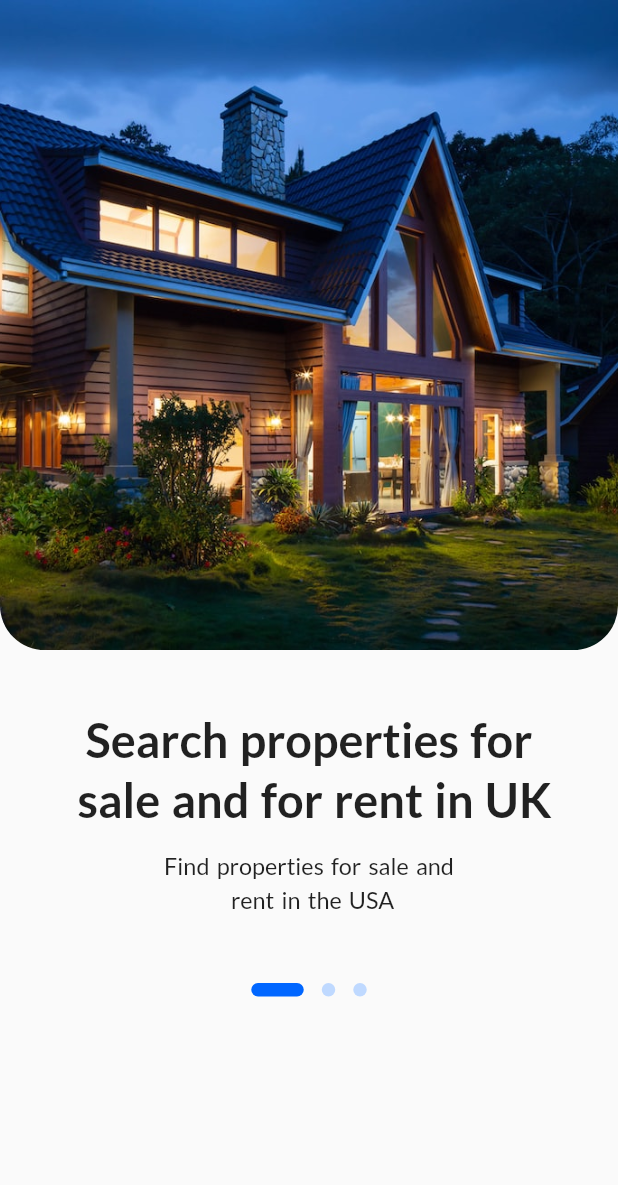
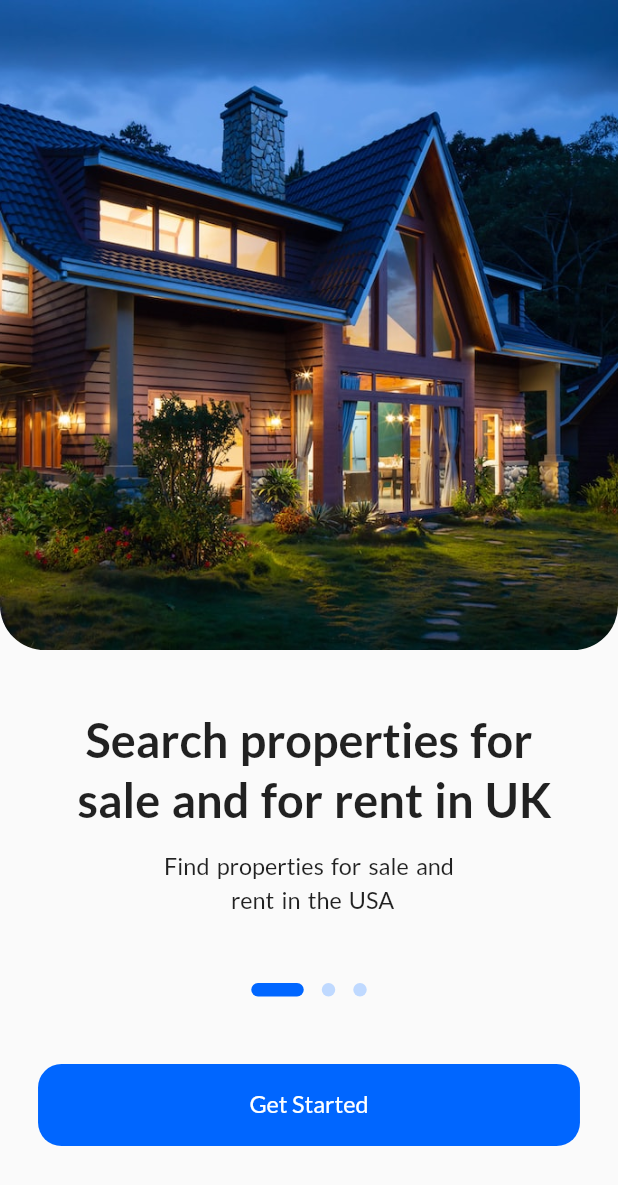
Before and after one commit to sadman-ichha/Royel-Property, a Flutter app: the screen it shows after launch, on a phone screen of 412 x 824 dp. Shown: the top 1185 px of the screen. Run offline on Flutter 3.47's test engine with Material 2 defaults, Android fonts, the phone set to English and light mode, and no system bars; drawn by our look-alikes of dots_indicator; our stand-ins replace flutter_screenutil, get, google_fonts.

Commit message:
sign uo Screen

```diff
--- a/lib/const/app_colors.dart
+++ b/lib/const/app_colors.dart
@@ -3,4 +3,6 @@ import 'package:flutter/material.dart';
 class AppColors {
   static const scaffoldBackgroundColor = Color(0xFFFFFFFF);
   static const appBlueColor = Color(0xFF0066FF);
+  static const culturedColor = Color(0xFFF7F7F9);
+   static const textColor = Color(0xFF1B1E28);
 }
--- a/lib/const/app_images.dart
+++ b/lib/const/app_images.dart
@@ -1,4 +1,7 @@
 class AppImages {
   static const splashImage = "assets/files/Splash.gif";
-  static const  onboardingImage = "assets/images/onboarding .jpg";
+  static const onboardingImage = "assets/images/onboarding.jpg";
+  static const  fbLogo = "assets/logo/facebook.png";
+  static const instraLogo = "assets/logo/instagram.png";
+  static const twitterLogo = "assets/logo/twitter.png";
 }
--- a/lib/routes/route.dart
+++ b/lib/routes/route.dart
@@ -2,8 +2,13 @@ import 'package:get/get.dart';
 import 'package:royal_property/ui/views/onboarding_screen.dart';
 import 'package:royal_property/ui/views/splash_screen.dart';
 
+import '../ui/views/login_screen.dart';
+import '../ui/views/signup_button.dart';
+
 const String splash = "/splash-screen";
 const String onboarding = "/onboarding-screen";
+const String signup = "/signup-screen";
+const String login = "/login-screen";
 
 List<GetPage> getPages = [
   GetPage(
@@ -14,4 +19,12 @@ List<GetPage> getPages = [
     name: onboarding,
     page: () => OnBoardingScreen(),
   ),
+  GetPage(
+    name: signup,
+    page: () => SignUpScreen(),
+  ),
+  GetPage(
+    name: login,
+    page: () => LogInScreen(),
+  ),
 ];
--- a/lib/ui/views/onboarding_screen.dart
+++ b/lib/ui/views/onboarding_screen.dart
@@ -1,8 +1,11 @@
 import 'package:dots_indicator/dots_indicator.dart';
 import 'package:flutter/material.dart';
 import 'package:flutter_screenutil/flutter_screenutil.dart';
+import 'package:get/get.dart';
 import 'package:royal_property/const/app_colors.dart';
 import 'package:royal_property/const/app_images.dart';
+import 'package:royal_property/routes/route.dart';
+import 'package:royal_property/ui/widgets/blue_button.dart';
 
 class OnBoardingScreen extends StatelessWidget {
   const OnBoardingScreen({super.key});
@@ -30,7 +33,6 @@ class OnBoardingScreen extends StatelessWidget {
               right: 24.0.w,
               left: 24.0.w,
             ),
-            child: Expanded(
             child: Column(
               children: [
                 Text("Search properties for\n sale and for rent in UK",
@@ -61,9 +63,12 @@ class OnBoardingScreen extends StatelessWidget {
                         borderRadius: BorderRadius.circular(5.0)),
                   ),
                   dotsCount: 3,
-                  )
+                ),
+                SizedBox(height: 40.0.h),
+                BlueButton("Get Started", () {
+                  Get.toNamed(signup);
+                }),
               ],
-              ),
             ),
           ),
         ],
--- /dev/null
+++ b/lib/ui/widgets/blue_button.dart
@@ -0,0 +1,37 @@
+import 'package:flutter/material.dart';
+import 'package:flutter_screenutil/flutter_screenutil.dart';
+import 'package:royal_property/const/app_colors.dart';
+
+class BlueButton extends StatelessWidget {
+  String buttonName;
+  Function onAction;
+  BlueButton(this.buttonName, this.onAction);
+
+  @override
+  Widget build(BuildContext context) {
+    return InkWell(
+      onTap: () {
+        onAction();
+      },
+      child: Container(
+        height: 56.0.h,
+        width: 342.0.w,
+        decoration: BoxDecoration(
+          color: AppColors.appBlueColor,
+          borderRadius: BorderRadius.all(
+            Radius.circular(16.0.r),
+          ),
+        ),
+        child: Center(
+          child: Text(
+            buttonName,
+            style: TextStyle(
+                fontSize: 16.0.sp,
+                fontWeight: FontWeight.w500,
+                color: const Color(0xFFFFFFFF)),
+          ),
+        ),
+      ),
+    );
+  }
+}
--- a/pubspec.yaml
+++ b/pubspec.yaml
@@ -67,6 +67,7 @@ flutter:
   assets:
     - assets/images/
     - assets/files/
+    - assets/logo/
 
 
   # An image asset can refer to one or more resolution-specific "variants", see
```
Also changed, not shown: lib/ui/styles/style.dart (added, +33 -0 lines), lib/ui/views/login_screen.dart (added, +10 -0 lines), lib/ui/views/signup_button.dart (added, +80 -0 lines), lib/ui/widgets/custom_text_field.dart (added, +29 -0 lines), lib/ui/widgets/password_field.dart (added, +31 -0 lines), lib/ui/widgets/white_appbar.dart (added, +48 -0 lines), assets/images/onboarding.jpg (renamed from assets/images/onboarding .jpg), assets/logo/facebook.png (added), assets/logo/instagram.png (added), assets/logo/twitter.png (added). Lines whose indentation alone changed are shown as unchanged.
